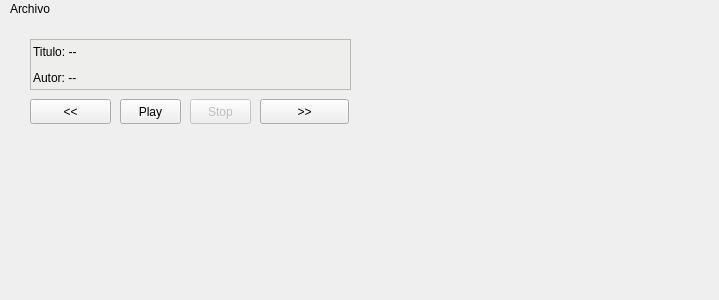
Qt form mainwindow.ui (FreddyJRC/-EDD-Practica1) before a commit.
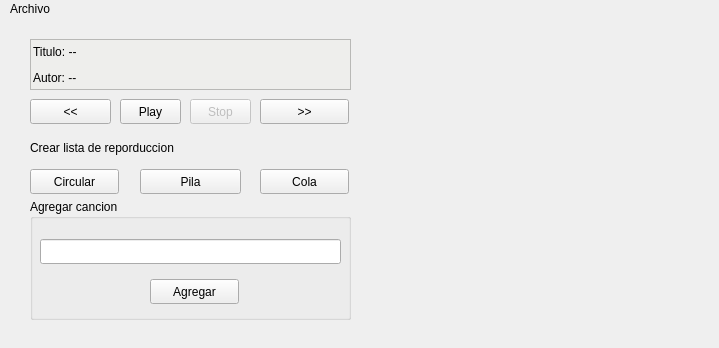
The same form after that commit.

Commit message:
Especio para creacion de listas creado
Se creo la seccion de la UI y los structs para la creacion de las listas de reproduccion

The edit to the form file:
```diff
--- a/mainwindow.ui
+++ b/mainwindow.ui
@@ -7,7 +7,7 @@
     <x>0</x>
     <y>0</y>
     <width>719</width>
-    <height>300</height>
+    <height>348</height>
    </rect>
   </property>
   <property name="windowTitle">
@@ -119,6 +119,106 @@
      </item>
     </layout>
    </widget>
+   <widget class="QPushButton" name="pushButton_5">
+    <property name="geometry">
+     <rect>
+      <x>30</x>
+      <y>150</y>
+      <width>89</width>
+      <height>25</height>
+     </rect>
+    </property>
+    <property name="text">
+     <string>Circular</string>
+    </property>
+   </widget>
+   <widget class="QPushButton" name="pushButton_6">
+    <property name="geometry">
+     <rect>
+      <x>140</x>
+      <y>150</y>
+      <width>101</width>
+      <height>25</height>
+     </rect>
+    </property>
+    <property name="text">
+     <string>Pila</string>
+    </property>
+   </widget>
+   <widget class="QPushButton" name="pushButton_7">
+    <property name="geometry">
+     <rect>
+      <x>260</x>
+      <y>150</y>
+      <width>89</width>
+      <height>25</height>
+     </rect>
+    </property>
+    <property name="text">
+     <string>Cola</string>
+    </property>
+   </widget>
+   <widget class="QLabel" name="label_3">
+    <property name="geometry">
+     <rect>
+      <x>30</x>
+      <y>120</y>
+      <width>311</width>
+      <height>17</height>
+     </rect>
+    </property>
+    <property name="text">
+     <string>Crear lista de reporduccion</string>
+    </property>
+   </widget>
+   <widget class="QGroupBox" name="groupBox">
+    <property name="enabled">
+     <bool>true</bool>
+    </property>
+    <property name="geometry">
+     <rect>
+      <x>30</x>
+      <y>180</y>
+      <width>321</width>
+      <height>121</height>
+     </rect>
+    </property>
+    <property name="autoFillBackground">
+     <bool>true</bool>
+    </property>
+    <property name="title">
+     <string>Agregar cancion</string>
+    </property>
+    <property name="flat">
+     <bool>false</bool>
+    </property>
+    <property name="checkable">
+     <bool>false</bool>
+    </property>
+    <widget class="QLineEdit" name="lineEdit">
+     <property name="geometry">
+      <rect>
+       <x>10</x>
+       <y>40</y>
+       <width>301</width>
+       <height>25</height>
+      </rect>
+     </property>
+    </widget>
+    <widget class="QPushButton" name="pushButton_8">
+     <property name="geometry">
+      <rect>
+       <x>120</x>
+       <y>80</y>
+       <width>89</width>
+       <height>25</height>
+      </rect>
+     </property>
+     <property name="text">
+      <string>Agregar</string>
+     </property>
+    </widget>
+   </widget>
   </widget>
   <widget class="QMenuBar" name="menuBar">
    <property name="geometry">
```
Left out of the diff: 6 changed lines with no effect on the pictures. The commit also changes 3 other files.
